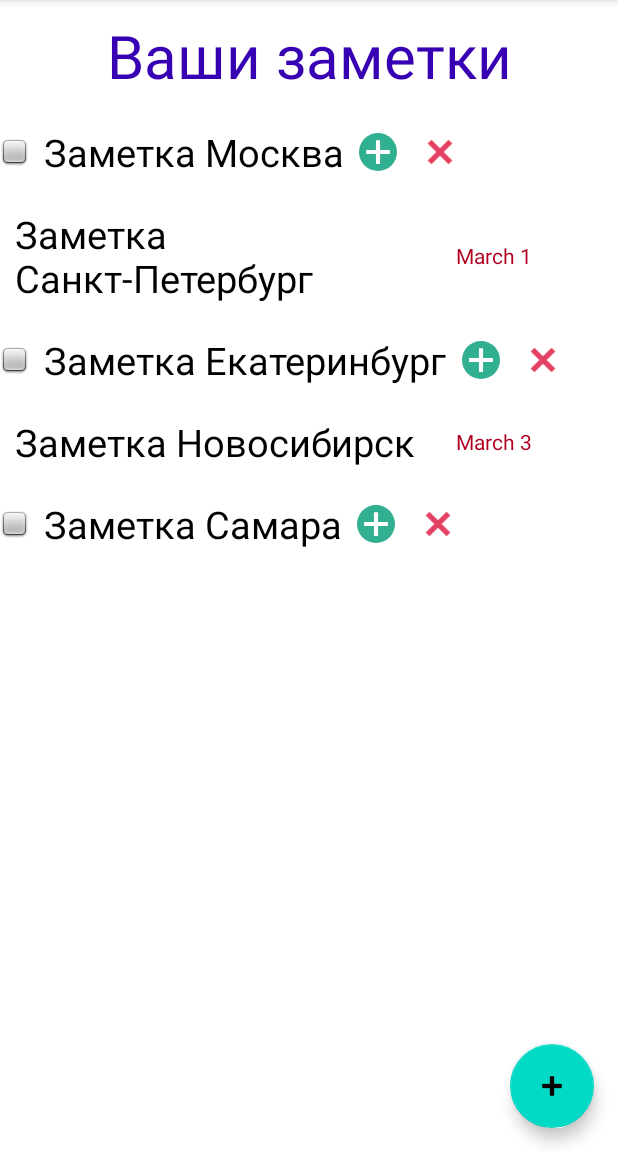
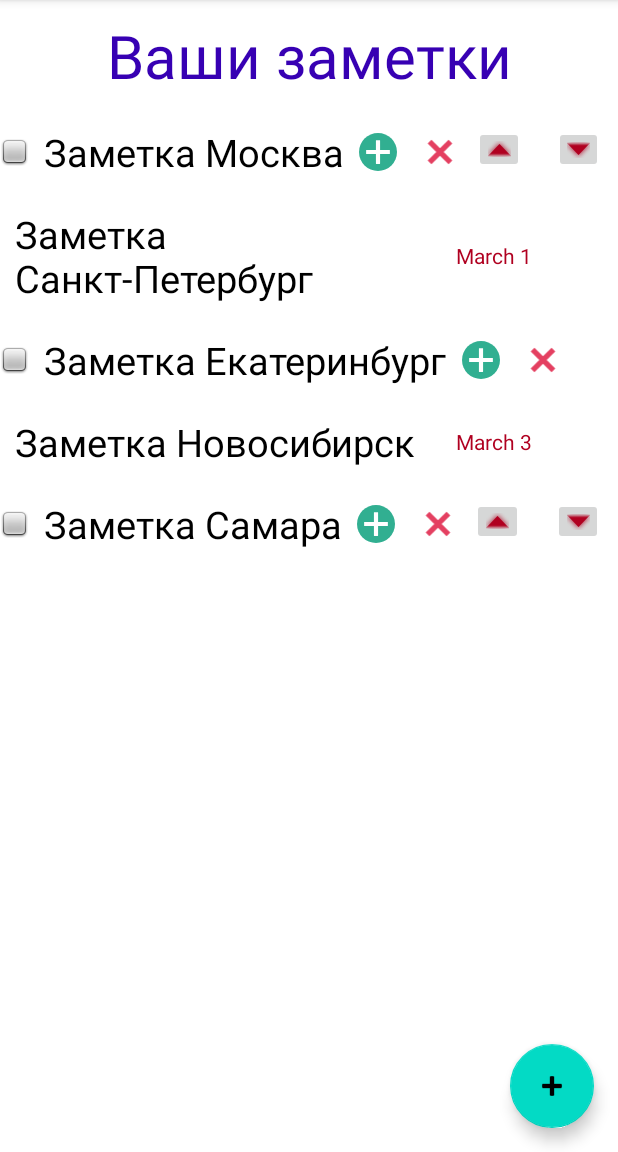
Before and after one commit to Iliassemeonidis/Android, an Android app: the screen it shows after launch (MainActivity), on a phone screen of 412 x 824 dp, the part 84-1236 px from its top. Run offline under Robolectric (Android 15) with nearby library versions, the phone set to English and light mode, and no system bars.

Commit message:
FIX перемещение элементов и обновление списка после редактирования

```diff
--- a/app/src/main/java/ru/adnroid/myapplication/DetailsFragment.java
+++ b/app/src/main/java/ru/adnroid/myapplication/DetailsFragment.java
@@ -29,6 +29,7 @@ public class DetailsFragment extends Fragment {
     private static final String BUNDLE_EXTRA = "BUNDLE_EXTRA";
     public static final String EDIT_FRAGMENT_TAG = "EDIT_FRAGMENT_TAG";
     public static final String NOTE_KEY = "NOTE_KEY";
+    public static final int REQUEST_CODE =15 ;
     private TextView textViewTitle;
     private TextView textViewDescription;
     private Note note;
@@ -100,7 +101,7 @@ public class DetailsFragment extends Fragment {
     @Override
     public void onActivityResult(int requestCode, int resultCode, @Nullable Intent data) {
         super.onActivityResult(requestCode, resultCode, data);
-        if (requestCode == REQUEST_CODE && resultCode == Activity.RESULT_OK) {
+        if ( resultCode == Activity.RESULT_OK) {
             checkData(data);
         }
     }
--- a/app/src/main/java/ru/adnroid/myapplication/EditFragment.java
+++ b/app/src/main/java/ru/adnroid/myapplication/EditFragment.java
@@ -19,10 +19,10 @@ import androidx.fragment.app.Fragment;
 import androidx.fragment.app.FragmentActivity;
 
 import static ru.adnroid.myapplication.DetailsFragment.EXTRA_PARAMS;
-import static ru.adnroid.myapplication.DetailsFragment.REQUEST_CODE;
 
 public class EditFragment extends Fragment {
 
+    public static final int REQUEST_CODE_ADD = 42;
     private static final String NOTE_BUNDLE_EXTRA = "NOTE_BUNDLE_EXTRA";
     public static final String NOTE_KEY = "NOTE_KEY";
     private int color;
@@ -114,7 +114,7 @@ public class EditFragment extends Fragment {
 
                 Fragment targetFragment = getTargetFragment();
                 if (targetFragment != null) {
-                    targetFragment.onActivityResult(REQUEST_CODE, Activity.RESULT_OK, result);
+                    targetFragment.onActivityResult(REQUEST_CODE_ADD, Activity.RESULT_OK, result);
                     fragmentActivity.getSupportFragmentManager().popBackStack();
                 }
             }
--- a/app/src/main/java/ru/adnroid/myapplication/main/MainFragmentAdapter.java
+++ b/app/src/main/java/ru/adnroid/myapplication/main/MainFragmentAdapter.java
@@ -3,7 +3,6 @@ package ru.adnroid.myapplication.main;
 import android.view.LayoutInflater;
 import android.view.View;
 import android.view.ViewGroup;
-import android.widget.ImageView;
 import android.widget.TextView;
 
 import androidx.annotation.NonNull;
@@ -91,17 +90,17 @@ public class MainFragmentAdapter extends RecyclerView.Adapter<RecyclerView.ViewH
     ///Region Holder
     class MainFragmentViewHolderNote extends RecyclerView.ViewHolder {
         private final TextView textView;
-        private final ImageView add;
-        private final ImageView remove;
+        private Note note;
+        private int position;
 
         public MainFragmentViewHolderNote(@NonNull View itemView) {
             super(itemView);
             textView = itemView.findViewById(R.id.list_item_text_view);
-            add = itemView.findViewById(R.id.add_item);
-            remove = itemView.findViewById(R.id.remove_item);
-            itemView.setOnClickListener(v -> onClickItem.onClick(notes.get(getAdapterPosition())));
-            add.setOnClickListener(v -> addItem());
-            remove.setOnClickListener(v -> removeItem());
+            itemView.setOnClickListener(v -> onClickItem.onClick(notes.get(getAdapterPosition()), getAdapterPosition()));
+            itemView.findViewById(R.id.add_item).setOnClickListener(v -> addItem());
+            itemView.findViewById(R.id.remove_item).setOnClickListener(v -> removeItem());
+            itemView.findViewById(R.id.moveItemUp).setOnClickListener(v -> moveItemUp());
+            itemView.findViewById(R.id.moveItemDown).setOnClickListener(v -> moveItemDown());
         }
 
         private void addItem() {
@@ -117,6 +116,26 @@ public class MainFragmentAdapter extends RecyclerView.Adapter<RecyclerView.ViewH
         private void bind(String notes) {
             textView.setText(notes);
         }
+
+        private void moveItemUp() {
+            position = getLayoutPosition();
+            if (position > 1) {
+                note = notes.get(position - 1);
+                notes.remove(notes.get(position - 1));
+                notes.add(position, note);
+                notifyItemMoved(position, position - 1);
+            }
+        }
+
+        private void moveItemDown() {
+            position = getLayoutPosition();
+            if (position < getItemCount() - 1) {
+                note = notes.get(position + 1);
+                notes.remove(notes.get(position + 1));
+                notes.add(position, note);
+                notifyItemMoved(position, position + 1);
+            }
+        }
     }
 
     class MainFragmentViewHolderReminder extends RecyclerView.ViewHolder {
@@ -128,7 +147,7 @@ public class MainFragmentAdapter extends RecyclerView.Adapter<RecyclerView.ViewH
             super(itemView);
             textView = itemView.findViewById(R.id.list_item_reminder);
             date = itemView.findViewById(R.id.list_item_date);
-            itemView.setOnClickListener(v -> onClickItem.onClick(notes.get(getAdapterPosition())));
+            itemView.setOnClickListener(v -> onClickItem.onClick(notes.get(getAdapterPosition()), getAdapterPosition()));
         }
 
         private void bind(String reminder, String reminderDate) {
@@ -144,7 +163,7 @@ public class MainFragmentAdapter extends RecyclerView.Adapter<RecyclerView.ViewH
         public MainFragmentViewHolderHeader(@NonNull View itemView) {
             super(itemView);
             textView = itemView.findViewById(R.id.list_item_header);
-            itemView.setOnClickListener(v -> onClickItem.onClick(notes.get(getAdapterPosition())));
+            itemView.setOnClickListener(v -> onClickItem.onClick(notes.get(getAdapterPosition()), getAdapterPosition()));
         }
 
         private void bind() {
--- a/app/src/main/res/layout/list_item_note.xml
+++ b/app/src/main/res/layout/list_item_note.xml
@@ -35,4 +35,30 @@
         android:layout_gravity="center_vertical"
         android:layout_marginStart="@dimen/margin"
         app:srcCompat="@drawable/ic_close" />
+
+    <androidx.appcompat.widget.AppCompatImageButton
+        android:id= "@+id/moveItemUp"
+        android:layout_width= "wrap_content"
+        android:layout_height= "wrap_content"
+        android:layout_weight="1"
+        android:layout_margin= "10dp"
+        android:tint= "@color/design_default_color_error"
+        app:layout_constraintBottom_toBottomOf= "@+id/marsTextView"
+        app:layout_constraintEnd_toStartOf= "@+id/addItemImageView"
+        app:layout_constraintStart_toEndOf= "@+id/marsTextView"
+        app:layout_constraintTop_toTopOf= "@+id/marsTextView"
+        app:srcCompat= "@android:drawable/arrow_up_float" />
+
+    <androidx.appcompat.widget.AppCompatImageButton
+        android:id= "@+id/moveItemDown"
+        android:layout_width= "wrap_content"
+        android:layout_height= "wrap_content"
+        android:layout_weight="1"
+        android:layout_margin= "10dp"
+        android:tint= "@color/design_default_color_error"
+        app:layout_constraintBottom_toBottomOf= "@+id/marsTextView"
+        app:layout_constraintEnd_toStartOf= "@+id/addItemImageView"
+        app:layout_constraintStart_toEndOf= "@+id/moveItemUp"
+        app:layout_constraintTop_toTopOf= "@+id/marsTextView"
+        app:srcCompat= "@android:drawable/arrow_down_float" />
 </LinearLayout>
--- a/app/src/main/res/layout/list_item_remind.xml
+++ b/app/src/main/res/layout/list_item_remind.xml
@@ -1,5 +1,6 @@
 <?xml version="1.0" encoding="utf-8"?>
 <LinearLayout xmlns:android="http://schemas.android.com/apk/res/android"
+    xmlns:app="http://schemas.android.com/apk/res-auto"
     xmlns:tools="http://schemas.android.com/tools"
     android:layout_width="match_parent"
     android:layout_height="wrap_content"
@@ -24,4 +25,5 @@
         android:padding="@dimen/list_item_text_padding"
         android:textColor="@color/design_default_color_error"
         tools:text="March 13" />
+
 </LinearLayout>
```
Also changed, not shown: app/src/main/java/ru/adnroid/myapplication/main/MainFragment.java (+6 -5 lines).
